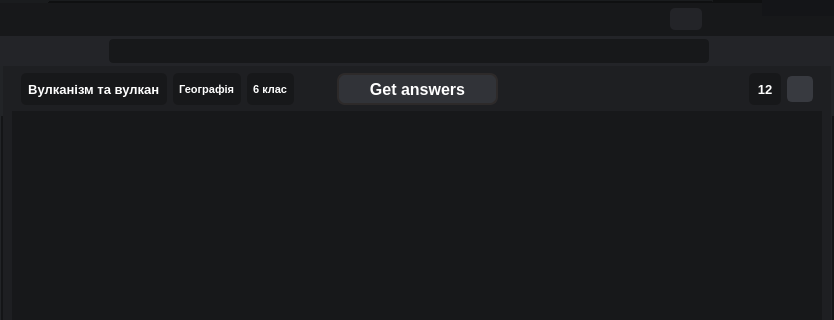
69BooM96/Test-Finder, file GUI.ui: the form before one commit; both pictures show x 0 to 834 and y 0 to 320 of the 834 by 589 pixel window.
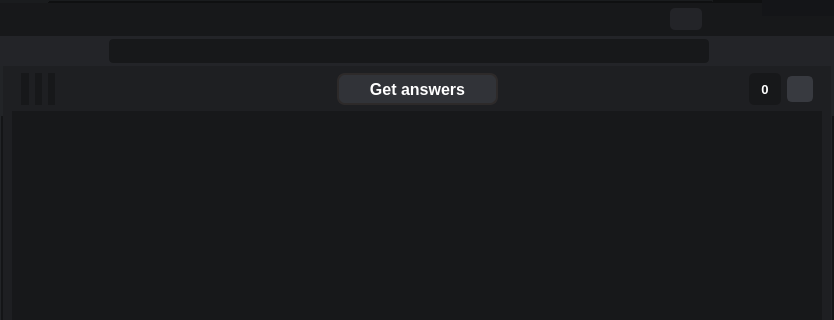
The form after the commit. The open tabs and pages were chosen to show the change. Icons and pictures are not drawn.

```diff
--- a/GUI.ui
+++ b/GUI.ui
@@ -2735,7 +2735,7 @@
                      </font>
                     </property>
                     <property name="text">
-                     <string>  Географія  </string>
+                     <string/>
                     </property>
                    </widget>
                   </item>
@@ -2749,7 +2749,7 @@
                      </font>
                     </property>
                     <property name="text">
-                     <string>  Вулканізм та вулкан  </string>
+                     <string/>
                     </property>
                    </widget>
                   </item>
@@ -2763,7 +2763,7 @@
                      </font>
                     </property>
                     <property name="text">
-                     <string>  6 клас  </string>
+                     <string/>
                     </property>
                    </widget>
                   </item>
@@ -2833,7 +2833,7 @@
                      </font>
                     </property>
                     <property name="text">
-                     <string>  12  </string>
+                     <string>0</string>
                     </property>
                     <property name="alignment">
                      <set>Qt::AlignCenter</set>
```
Left out of the diff: 4 changed lines with no effect on the pictures.
